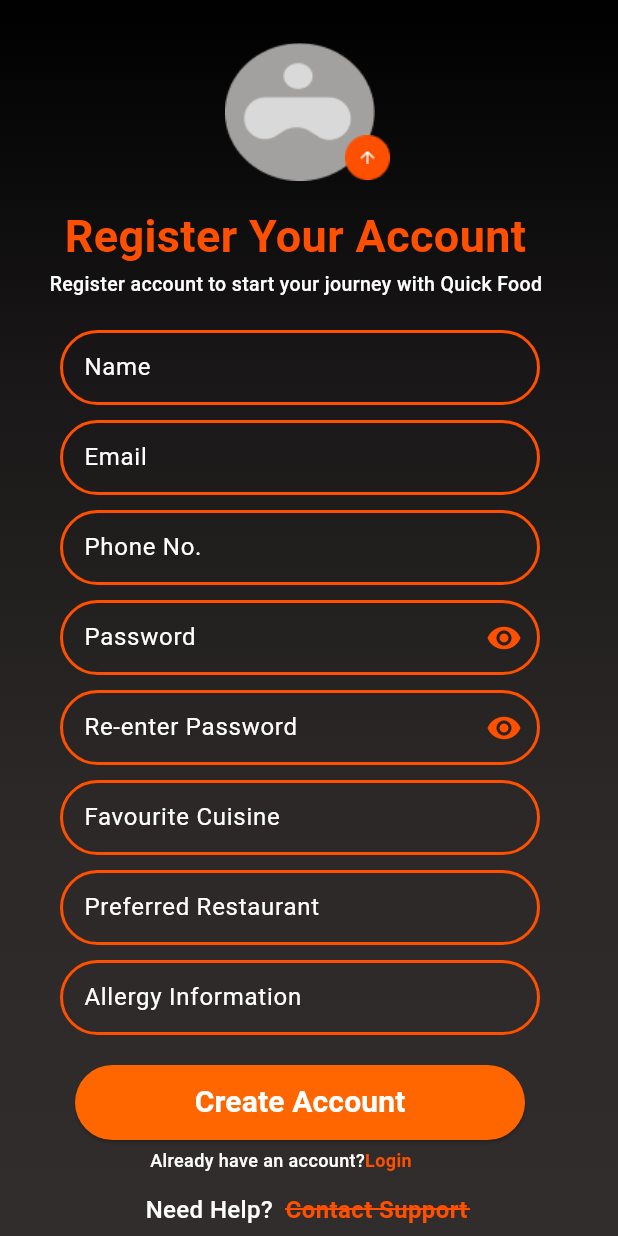
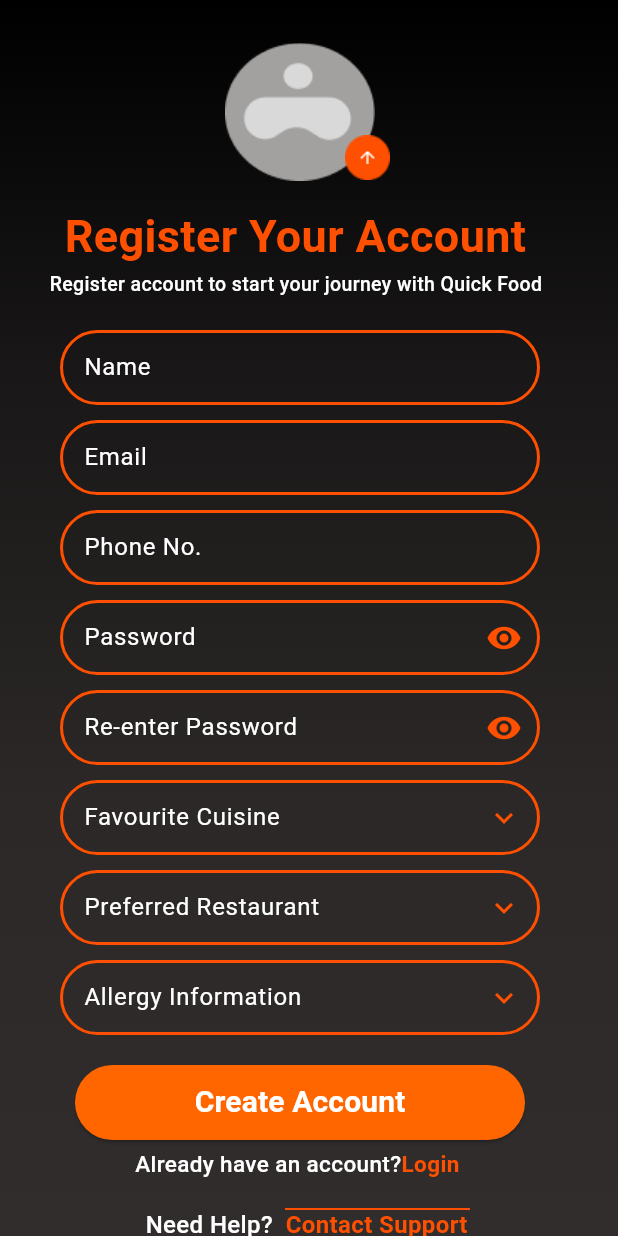
Before and after one commit to AbdullahUsman07/Flutter-Internship, a Flutter app: the RegistrationPage screen opened directly, on a phone screen of 412 x 824 dp. Run offline on Flutter 3.47's test engine with Material 3 defaults, Android fonts, the phone set to English and light mode, and no system bars; our stand-ins replace google_fonts.

Commit message:
feat: the categories added in the registration page

```diff
--- a/day_3/lib/main.dart
+++ b/day_3/lib/main.dart
@@ -2,6 +2,7 @@
 
 
 import 'package:day_3/pages/ladning_page.dart';
+import 'package:day_3/pages/registration_page.dart';
 import 'package:flutter/material.dart';
 
 void main(){
@@ -16,7 +17,7 @@ class MyApp extends StatelessWidget {
     return MaterialApp(
       debugShowCheckedModeBanner: false,
       title: 'Modern Food-App',
-      home: LandingPage(),
+      home: RegistrationPage(),
     );
   }
 }
--- a/day_3/lib/pages/login_page.dart
+++ b/day_3/lib/pages/login_page.dart
@@ -108,7 +108,7 @@ class _LoginPageState extends State<LoginPage> {
               'Forgot Password',
               style: TextStyle(
                 color: Color.fromRGBO(255, 79, 0, 1),
-                fontSize: 12,
+                fontSize: 14,
                 fontWeight: FontWeight.w500,
               ),
             ),
--- a/day_3/lib/pages/registration_page.dart
+++ b/day_3/lib/pages/registration_page.dart
@@ -1,5 +1,6 @@
 import 'package:day_3/pages/login_page.dart';
 import 'package:day_3/widgets/custom_form_feild.dart';
+import 'package:day_3/widgets/drop_down_feild.dart';
 import 'package:day_3/widgets/navigate_button.dart';
 import 'package:day_3/widgets/theme_creator.dart';
 import 'package:flutter/gestures.dart';
@@ -18,9 +19,18 @@ class _RegistrationPageState extends State<RegistrationPage> {
   final _passwordController = TextEditingController();
   final _reenterPasswordController = TextEditingController();
   final _phoneNumberController = TextEditingController();
-  final _favCusineController = TextEditingController();
+  final _cuisineController = TextEditingController();
+  final _restaurantController = TextEditingController();
   final _allergyController = TextEditingController();
-  final _prefRestaurantController = TextEditingController();
+
+
+  final List<String> cuisines = ["Italian", "Chinese", "Desi", "Mexican","Fast-Food","Sea-Food"];
+  final List<String> restaurants = ["KFC", "Subway", "Pizza Hut","Naseeb Biryani","Quetta Cafe"];
+  final List<String> allergies = ["Gluten", "Nuts", "Seafood", "Lactose"];
+
+  List<String> selectedCuisines = [];
+  List<String> selectedRestaurants = [];
+  List<String> selectedAllergies = [];
 
   @override
   Widget build(BuildContext context) {
@@ -127,25 +137,49 @@ class _RegistrationPageState extends State<RegistrationPage> {
               Positioned(
                 top: 520,
                 left: 40,
-                child: CustomFormFeild(
+                child: DropDownFeild(
                   title: 'Favourite Cuisine',
-                  controller: _favCusineController,
+                  options: cuisines,
+                  selectedOptions: selectedCuisines,
+                  controller: _cuisineController,
+                  onSelectionChanged: (value) {
+                    setState(() {
+                      selectedCuisines = value;
+                      _cuisineController.text = selectedCuisines.join(', ');
+                    });
+                  },
                 ),
               ),
               Positioned(
                 top: 580,
                 left: 40,
-                child: CustomFormFeild(
+                child: DropDownFeild(
                   title: 'Preferred Restaurant',
-                  controller: _prefRestaurantController,
+                  options: restaurants,
+                  selectedOptions: selectedRestaurants,
+                  controller: _restaurantController,
+                  onSelectionChanged: (value) {
+                    setState(() {
+                      selectedRestaurants = value;
+                      _restaurantController.text = selectedRestaurants.join(', ');
+                    });
+                  },
                 ),
               ),
               Positioned(
                 top: 640,
                 left: 40,
-                child: CustomFormFeild(
+                child: DropDownFeild(
                   title: 'Allergy Information',
+                  options: allergies,
+                  selectedOptions: selectedAllergies,
                   controller: _allergyController,
+                  onSelectionChanged: (value) {
+                    setState(() {
+                      selectedAllergies = value;
+                      _allergyController.text = selectedAllergies.join(', ');
+                    });
+                  },
                 ),
               ),
               Positioned(
@@ -158,13 +192,13 @@ class _RegistrationPageState extends State<RegistrationPage> {
               ),
               Positioned(
                 top: 765,
-                left: 100,
+                left: 90,
                 child: Text.rich(
                   TextSpan(
                     text: 'Already have an account?',
                     style: TextStyle(
                       color: Colors.white,
-                      fontSize: 12,
+                      fontSize: 15,
                       fontWeight: FontWeight.w500,
                     ),
                     children: [
@@ -172,7 +206,7 @@ class _RegistrationPageState extends State<RegistrationPage> {
                         text: 'Login',
                         style: TextStyle(
                           color: Color.fromRGBO(255, 79, 0, 1),
-                          fontSize: 12,
+                          fontSize: 15,
                           fontWeight: FontWeight.w700,
                         ),
                         recognizer: TapGestureRecognizer()
@@ -190,7 +224,7 @@ class _RegistrationPageState extends State<RegistrationPage> {
                 ),
               ),
               Positioned(
-                top: 795,
+                top: 805,
                 left: 97,
                 child: Text.rich(
                   TextSpan(
--- a/day_3/lib/widgets/custom_form_feild.dart
+++ b/day_3/lib/widgets/custom_form_feild.dart
@@ -7,7 +7,7 @@ class CustomFormFeild extends StatefulWidget {
     required this.title,
     required this.controller,
     this.keyboardType = TextInputType.text,
-    this.obscureText = false,
+    this.initialObscureText = false,
     this.onChanged,
     this.errorText,
     this.isPass = false,
@@ -16,16 +16,26 @@ class CustomFormFeild extends StatefulWidget {
   final String title;
   final TextInputType? keyboardType;
   final TextEditingController? controller;
-  bool obscureText;
+  final bool initialObscureText;
   final String? errorText;
   final void Function(String)? onChanged;
   final bool isPass;
 
   @override
   State<CustomFormFeild> createState() => _CustomFormFeildState();
+
+
 }
 
 class _CustomFormFeildState extends State<CustomFormFeild> {
+  bool _obscureText = false;
+
+  @override
+  void initState() {
+    super.initState();
+    _obscureText = widget.isPass ? true : widget.initialObscureText;
+  }
+
   @override
   Widget build(BuildContext context) {
     return SizedBox(
@@ -33,23 +43,27 @@ class _CustomFormFeildState extends State<CustomFormFeild> {
       width: 320,
       child: TextFormField(
         onChanged: widget.onChanged,
-        obscureText: widget.obscureText,
+        obscureText: _obscureText,
         controller: widget.controller,
         keyboardType: widget.keyboardType,
+        style: TextStyle(
+          color: Colors.white,
+          fontSize: 16,
+        ),
         decoration: InputDecoration(
           suffixIcon: widget.isPass
               ? InkWell(
-                  child: widget.obscureText
+                  child: _obscureText
                       ? Icon(
-                          Icons.visibility_off,
+                          Icons.visibility,
                           color: Color.fromRGBO(255, 79, 0, 1),
                         )
                       : Icon(
-                          Icons.visibility,
+                          Icons.visibility_off,
                           color: Color.fromRGBO(255, 79, 0, 1),
                         ),
                   onTap: () => setState(() {
-                    widget.obscureText = !widget.obscureText;
+                    _obscureText = !_obscureText;
                   }),
                 )
               : null,
--- /dev/null
+++ b/day_3/lib/widgets/drop_down_feild.dart
@@ -0,0 +1,67 @@
+import 'package:day_3/widgets/multi_select_dropdown.dart';
+import 'package:flutter/material.dart';
+
+class DropDownFeild extends StatelessWidget {
+  const DropDownFeild({
+    super.key,
+    required this.title,
+    required this.options,
+    required this.selectedOptions,
+    required this.onSelectionChanged,
+    required this.controller,
+  });
+
+  final String title;
+  final List<String> options;
+  final List<String> selectedOptions;
+  final Function(List<String>) onSelectionChanged;
+  final TextEditingController controller;
+
+  @override
+  Widget build(BuildContext context) {
+    return SizedBox(
+      height: 50,
+      width: 320,
+      child: TextFormField(
+        readOnly: true,
+        controller: controller,
+        style: TextStyle(
+          color: Colors.white,
+          fontSize: 16,
+        ),
+        decoration: InputDecoration(
+          label: Text(title, style: TextStyle(color: Colors.white)),
+          enabledBorder: OutlineInputBorder(
+            borderRadius: BorderRadius.circular(40),
+            borderSide: BorderSide(
+              color: Color.fromRGBO(255, 79, 0, 1),
+              width: 2,
+            ),
+          ),
+          focusedBorder: OutlineInputBorder(
+            borderRadius: BorderRadius.circular(40),
+            borderSide: BorderSide(
+              color: Color.fromRGBO(255, 79, 0, 1),
+              width: 2,
+            ),
+          ),
+          suffixIcon: IconButton(
+            onPressed: () {
+              Navigator.push(context, MaterialPageRoute(builder: (context){
+                return MultiSelectDropdown(
+                  options: options,
+                  selectedOptions: selectedOptions,
+                  onSelectionChanged: onSelectionChanged,
+                );
+              }));
+            },
+            icon: Icon(
+              Icons.keyboard_arrow_down_sharp,
+              color: Color.fromRGBO(255, 79, 0, 1),
+            ),
+          ),
+        ),
+      ),
+    );
+  }
+}
```
Also changed, not shown: day_3/lib/widgets/multi_select_dropdown.dart (added, +186 -0 lines).
